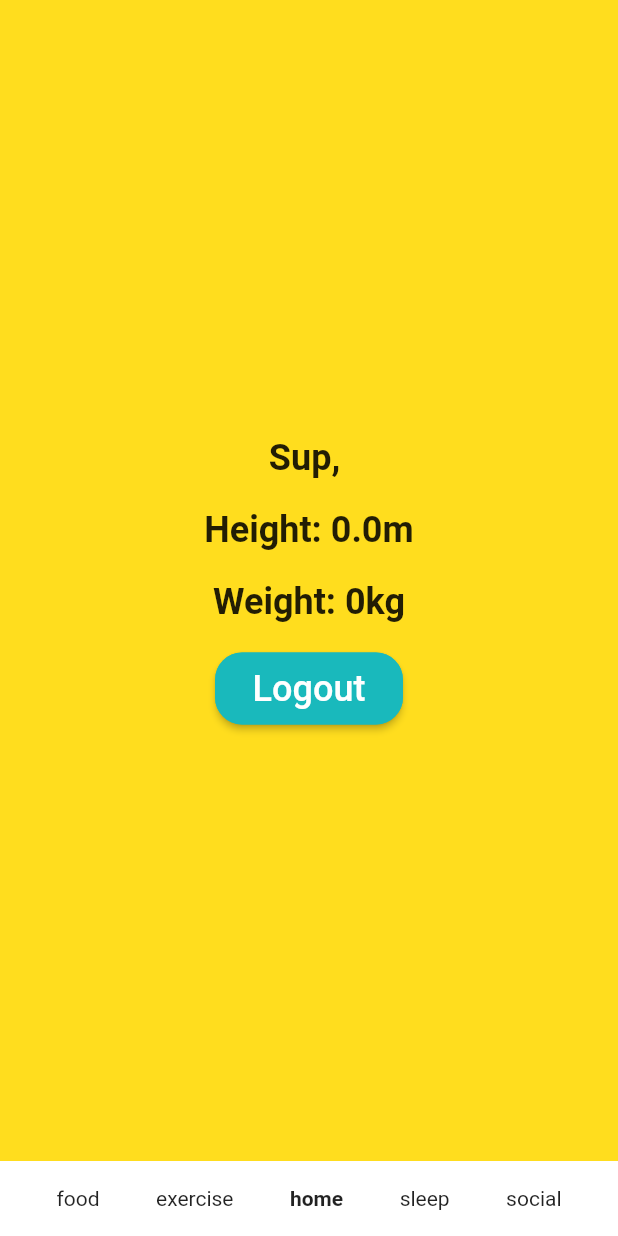
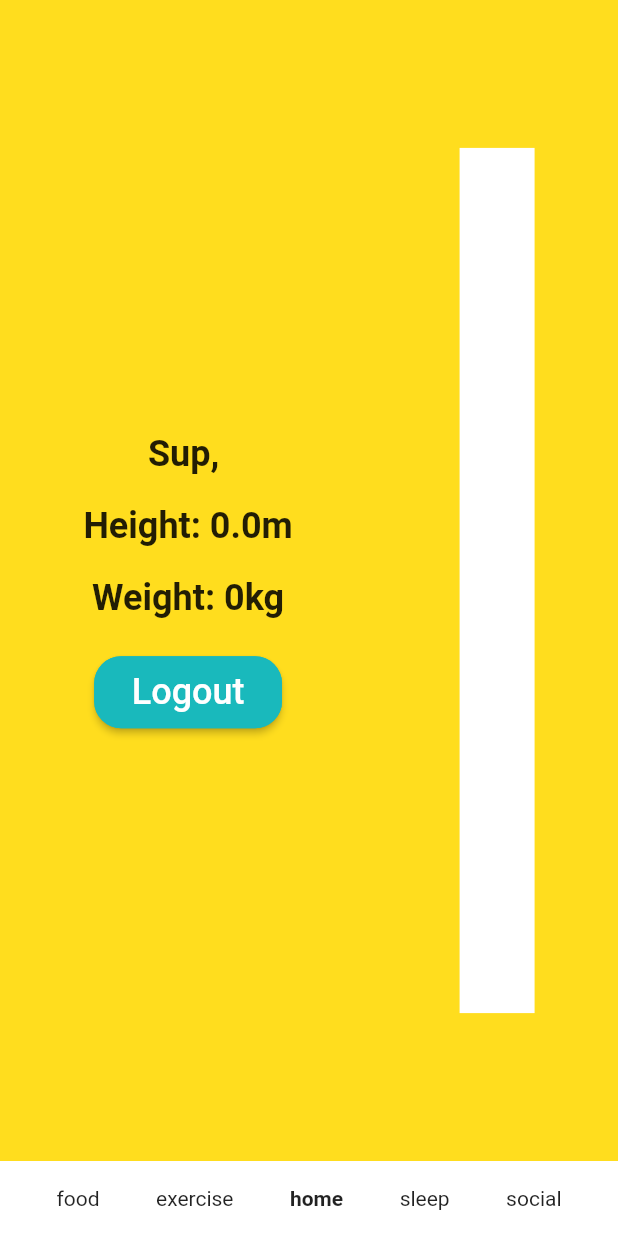
Before and after one commit to tanjineey/dipgroup4, a Flutter app: the HomeScreen screen opened by its route, on a phone screen of 412 x 824 dp. Run offline on Flutter 3.47's test engine with Material 2 defaults, Android fonts, the phone set to English and light mode, and no system bars; our stand-ins replace cloud_firestore, firebase_auth, firebase_core, firebase_messaging, flutter_spinkit, google_sign_in; missing offline and left inert: health; accounts and stored records are empty.

Commit message:
added bar thing to home

```diff
--- a/fettle/lib/providers/avatar.dart
+++ b/fettle/lib/providers/avatar.dart
@@ -23,6 +23,10 @@ class AvatarProvider with ChangeNotifier {
 
   bool isSleeping = false;
 
+  double currentCalories = 0.0;
+  double maxCalories = 100.0;
+
+  get calorieQuotaFraction => currentCalories / maxCalories;
   get heightString => height.toString() + 'm';
   get weightString => weight.round().toString() + 'kg';
 
--- a/fettle/lib/ui/screens/home.dart
+++ b/fettle/lib/ui/screens/home.dart
@@ -65,9 +65,15 @@ class _HomeScreenState extends State<HomeScreen> {
                               mainAxisAlignment: MainAxisAlignment.center,
                               crossAxisAlignment: CrossAxisAlignment.center,
                               children: [
+                                Row(
+                                    mainAxisAlignment:
+                                        MainAxisAlignment.spaceAround,
+                                    children: <Widget>[
+                                      Column(children: <Widget>[
                                         Text(
                                             "Sup, " +
-                                        Provider.of<AvatarProvider>(context)
+                                                Provider.of<AvatarProvider>(
+                                                        context)
                                                     .name,
                                             style: TextStyle(
                                                 fontSize: 24,
@@ -75,7 +81,8 @@ class _HomeScreenState extends State<HomeScreen> {
                                         SizedBox(height: 20),
                                         Text(
                                             "Height: " +
-                                        Provider.of<AvatarProvider>(context)
+                                                Provider.of<AvatarProvider>(
+                                                        context)
                                                     .heightString,
                                             style: TextStyle(
                                                 fontSize: 24,
@@ -83,30 +90,39 @@ class _HomeScreenState extends State<HomeScreen> {
                                         SizedBox(height: 20),
                                         Text(
                                             "Weight: " +
-                                        Provider.of<AvatarProvider>(context)
+                                                Provider.of<AvatarProvider>(
+                                                        context)
                                                     .weightString,
                                             style: TextStyle(
                                                 fontSize: 24,
                                                 fontWeight: FontWeight.bold)),
-                                SizedBox(height: 20),
-                                Center(
-                                  child: RaisedButton(
+                                        SizedBox(height: 25),
+                                        RaisedButton(
                                           shape: RoundedRectangleBorder(
                                               borderRadius:
                                                   BorderRadius.circular(18.0),
-                                        side:
-                                            BorderSide(color: mainButtonColor)),
+                                              side: BorderSide(
+                                                  color: mainButtonColor)),
                                           color: mainButtonColor,
-                                    padding:
-                                        EdgeInsets.fromLTRB(25, 10, 25, 10),
+                                          padding: EdgeInsets.fromLTRB(
+                                              25, 10, 25, 10),
                                           child: Text("Logout",
                                               style: TextStyle(
-                                            color: Colors.white, fontSize: 24)),
+                                                  color: Colors.white,
+                                                  fontSize: 24)),
                                           onPressed: () {
                                             _googleSignOut();
                                           },
                                         ),
-                                )
+                                      ]),
+                                      Container(
+                                          color: Colors.white,
+                                          height: MediaQuery.of(context)
+                                                  .size
+                                                  .height *
+                                              0.7,
+                                          width: 50)
+                                    ]),
                               ],
                             ),
                           ),
```
Lines whose indentation alone changed are shown as unchanged.
